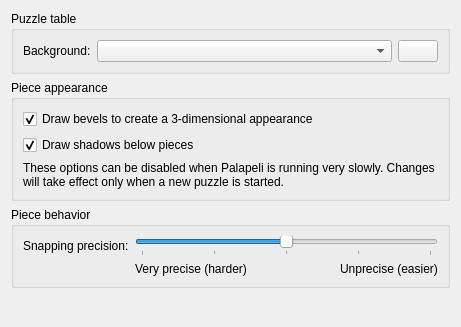
First picture: the form in src/settings.ui, repository KDE/palapeli, before the edit.
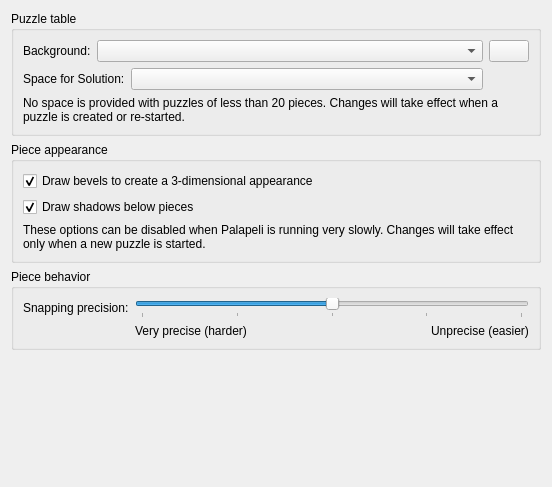
Second picture: the form after the edit. Custom widgets are drawn as their Qt base class.

Commit message:
Provide space on the puzzle table for the solution of the puzzle.
This change automatically provides space for the solution whenever the
pieces are shuffled and laid out. The option is configurable, using a
combobox, to provide space at Center (default), Top Left, Top Right,
Bottom Left or Bottom Right, or it can provide no space (option None).
The default (Center) reduces the dragging effort in large puzzles.

```diff
--- a/src/settings.ui
+++ b/src/settings.ui
@@ -6,8 +6,8 @@
    <rect>
     <x>0</x>
     <y>0</y>
-    <width>461</width>
-    <height>327</height>
+    <width>552</width>
+    <height>487</height>
    </rect>
   </property>
   <layout class="QVBoxLayout" name="verticalLayout">
@@ -18,13 +18,15 @@
      </property>
      <layout class="QGridLayout" name="gridLayout">
       <item row="0" column="0">
+       <layout class="QHBoxLayout" name="horizontalLayout_2">
+        <item>
        <widget class="QLabel" name="label_3">
         <property name="text">
          <string comment="@label:chooser for different types of background textures">Background:</string>
         </property>
        </widget>
       </item>
-      <item row="0" column="1">
+        <item alignment="Qt::AlignVCenter">
        <widget class="Palapeli::TriggerComboBox" name="kcfg_ViewBackground">
         <property name="sizePolicy">
          <sizepolicy hsizetype="MinimumExpanding" vsizetype="Fixed">
@@ -34,7 +36,9 @@
         </property>
        </widget>
       </item>
-      <item row="0" column="2">
+       </layout>
+      </item>
+      <item row="0" column="1">
        <widget class="KColorButton" name="kcfg_ViewBackgroundColor">
         <property name="defaultColor">
          <color>
@@ -45,6 +49,40 @@
         </property>
        </widget>
       </item>
+      <item row="1" column="0">
+       <layout class="QHBoxLayout" name="horizontalLayout_3">
+        <property name="sizeConstraint">
+         <enum>QLayout::SetDefaultConstraint</enum>
+        </property>
+        <item alignment="Qt::AlignLeft">
+         <widget class="QLabel" name="label_5">
+          <property name="text">
+           <string>Space for Solution:</string>
+          </property>
+         </widget>
+        </item>
+        <item>
+         <widget class="QComboBox" name="kcfg_SolutionArea">
+          <property name="sizePolicy">
+           <sizepolicy hsizetype="MinimumExpanding" vsizetype="Fixed">
+            <horstretch>0</horstretch>
+            <verstretch>0</verstretch>
+           </sizepolicy>
+          </property>
+         </widget>
+        </item>
+       </layout>
+      </item>
+      <item row="2" column="0" colspan="2">
+       <widget class="QLabel" name="label_6">
+        <property name="text">
+         <string>No space is provided with puzzles of less than 20 pieces. Changes will take effect when a puzzle is created or re-started.</string>
+        </property>
+        <property name="wordWrap">
+         <bool>true</bool>
+        </property>
+       </widget>
+      </item>
      </layout>
     </widget>
    </item>
@@ -53,8 +91,18 @@
      <property name="title">
       <string>Piece appearance</string>
      </property>
-     <layout class="QVBoxLayout" name="verticalLayout_2">
-      <item>
+     <layout class="QGridLayout" name="gridLayout_2">
+      <item row="2" column="0">
+       <widget class="QLabel" name="label_4">
+        <property name="text">
+         <string>These options can be disabled when Palapeli is running very slowly. Changes will take effect only when a new puzzle is started.</string>
+        </property>
+        <property name="wordWrap">
+         <bool>true</bool>
+        </property>
+       </widget>
+      </item>
+      <item row="0" column="0">
        <widget class="QCheckBox" name="kcfg_PieceBevelsEnabled">
         <property name="text">
          <string>Draw bevels to create a 3-dimensional appearance</string>
@@ -64,7 +112,7 @@
         </property>
        </widget>
       </item>
-      <item>
+      <item row="1" column="0">
        <widget class="QCheckBox" name="kcfg_PieceShadowsEnabled">
         <property name="text">
          <string>Draw shadows below pieces</string>
@@ -74,16 +122,6 @@
         </property>
        </widget>
       </item>
-      <item>
-       <widget class="QLabel" name="label_4">
-        <property name="text">
-         <string>These options can be disabled when Palapeli is running very slowly. Changes will take effect only when a new puzzle is started.</string>
-        </property>
-        <property name="wordWrap">
-         <bool>true</bool>
-        </property>
-       </widget>
-      </item>
      </layout>
     </widget>
    </item>
@@ -92,10 +130,7 @@
      <property name="title">
       <string comment="@title:group">Piece behavior</string>
      </property>
-     <layout class="QFormLayout" name="formLayout">
-      <property name="fieldGrowthPolicy">
-       <enum>QFormLayout::ExpandingFieldsGrow</enum>
-      </property>
+     <layout class="QGridLayout" name="gridLayout_3">
       <item row="0" column="0">
        <widget class="QLabel" name="label_1">
         <property name="text">
@@ -128,7 +163,7 @@
         </property>
        </widget>
       </item>
-      <item row="2" column="1">
+      <item row="1" column="1">
        <layout class="QHBoxLayout" name="horizontalLayout">
         <item>
          <widget class="QLabel" name="label">
@@ -193,16 +228,16 @@
   </layout>
  </widget>
  <customwidgets>
-  <customwidget>
-   <class>KComboBox</class>
-   <extends>QComboBox</extends>
-   <header>kcombobox.h</header>
-  </customwidget>
   <customwidget>
    <class>KColorButton</class>
    <extends>QPushButton</extends>
    <header>kcolorbutton.h</header>
   </customwidget>
+  <customwidget>
+   <class>KComboBox</class>
+   <extends>QComboBox</extends>
+   <header>kcombobox.h</header>
+  </customwidget>
   <customwidget>
    <class>Palapeli::TriggerComboBox</class>
    <extends>KComboBox</extends>
```
Left out of the diff: 2 changed lines with no effect on the pictures. Lines whose indentation alone changed are shown as unchanged. The commit also changes 4 other files.
